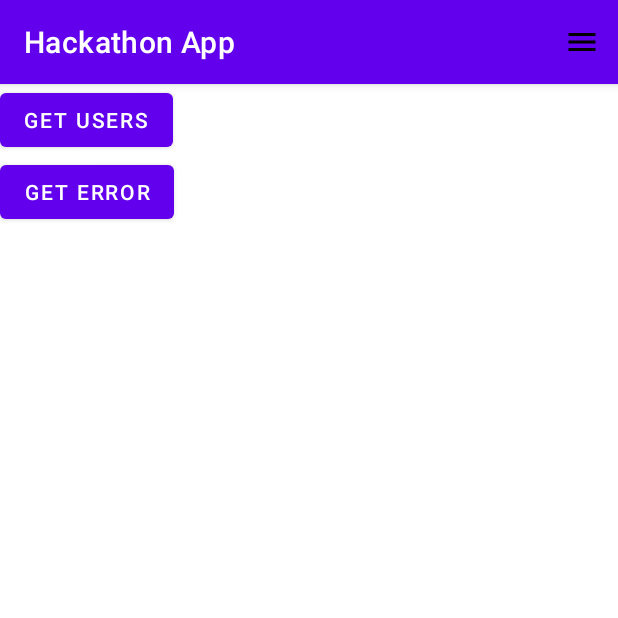
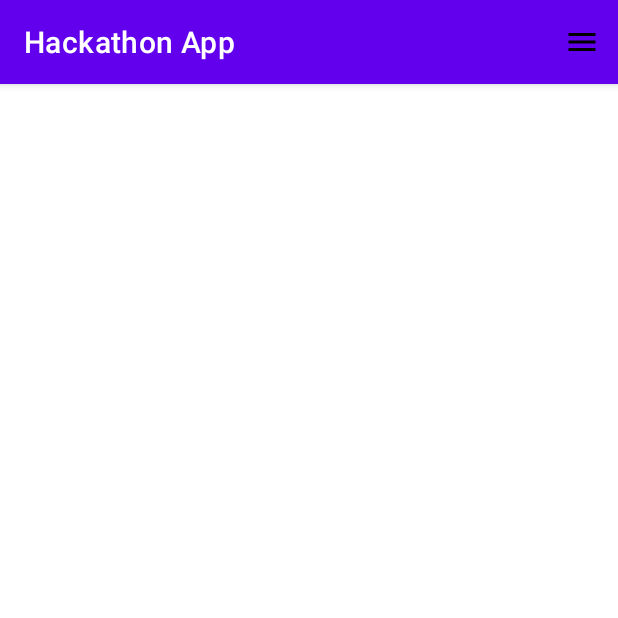
Before and after one commit to IamEgor/Android-Academy-Hackathon-App, an Android app: the screen it shows after launch (MainActivity), on a phone screen of 412 x 824 dp, the top half of it. Run offline under Robolectric (Android 15) with nearby library versions, the phone set to English and light mode, and no system bars.

Commit message:
Clean unnecessary buttons from main activity

```diff
--- a/app/src/main/java/com/academy/hackathonapp/view/MainActivity.kt
+++ b/app/src/main/java/com/academy/hackathonapp/view/MainActivity.kt
@@ -28,74 +28,6 @@ class MainActivity : AppCompatActivity() {
 
         drawer.closeDrawer(GravityCompat.START)
         setSupportActionBar(my_toolbar)
-
-        observeGetPosts()
-
-
-        buttonOneClickListener()
-        buttonTwoClickListener()
-    }
-
-
-
-    private fun observeGetPosts() {
-        activityViewModel.simpleLiveData.observe(this, Observer {
-            when (it.status) {
-                Status.LOADING -> viewOneLoading()
-                Status.SUCCESS -> viewOneSuccess(it.data)
-                Status.ERROR -> viewOneError(it.error)
-            }
-        })
-    }
-
-
-    private fun buttonOneClickListener() {
-        btn_test_one.setOnClickListener {
-            activityViewModel.getUsers()
-        }
-    }
-
-    private fun buttonTwoClickListener() {
-        btn_test_two.setOnClickListener {
-            activityViewModel.getUsersError(page = 2) {
-                when (it.status) {
-                    Status.LOADING -> viewTwoLoading()
-                    Status.SUCCESS -> viewTwoSuccess(it.data)
-                    Status.ERROR -> viewTwoError(it.error)
-                }
-            }
-        }
-    }
-
-    private fun viewOneLoading() {
-
-    }
-
-    private fun viewOneSuccess(data: Any?) {
-        Toast.makeText(applicationContext, "success", Toast.LENGTH_SHORT).show()
-//        val usersList: MutableList<Users.Item>? = data?.items as MutableList<Users.Item>?
-//        usersList?.shuffle()
-//        usersList?.let {
-//            Toast.makeText(applicationContext, "${it}", Toast.LENGTH_SHORT).show()
-//        }
-    }
-
-    private fun viewOneError(error: Error?) {
-
-    }
-
-    private fun viewTwoLoading() {
-
-    }
-
-    private fun viewTwoSuccess(data: Users?) {
-
-    }
-
-    private fun viewTwoError(error: Error?) {
-        error?.let {
-            Toast.makeText(applicationContext, error.errorMsg, Toast.LENGTH_SHORT).show()
-        }
     }
 
     override fun onCreateOptionsMenu(menu: Menu?): Boolean {
--- a/app/src/main/res/layout/activity_main.xml
+++ b/app/src/main/res/layout/activity_main.xml
@@ -32,37 +32,13 @@
         android:layout_height="match_parent"
         android:layout_gravity="start"
         app:menu="@menu/drawer_menu"/>
-<LinearLayout
-    android:layout_width="wrap_content"
-    android:layout_height="wrap_content"
-    android:orientation="vertical"
-    >
-    <Button
-        android:id="@+id/btn_test_one"
-        android:layout_width="wrap_content"
-        android:layout_height="wrap_content"
-        android:text="Get users"
-        app:layout_constraintBottom_toBottomOf="parent"
-        app:layout_constraintLeft_toLeftOf="parent"
-        app:layout_constraintRight_toRightOf="parent"
-        app:layout_constraintTop_toTopOf="parent" />
 
-    <Button
-        android:id="@+id/btn_test_two"
-        android:layout_width="wrap_content"
-        android:layout_height="wrap_content"
-        android:text="Get error"
-        app:layout_constraintBottom_toBottomOf="parent"
-        app:layout_constraintLeft_toLeftOf="parent"
-        app:layout_constraintRight_toRightOf="parent"
-        app:layout_constraintTop_toTopOf="parent" />
 
     <FrameLayout
         android:id="@+id/layout_container"
         android:layout_width="match_parent"
         android:layout_height="match_parent"/>
 
-</LinearLayout>
 
 </androidx.drawerlayout.widget.DrawerLayout>
 
```
